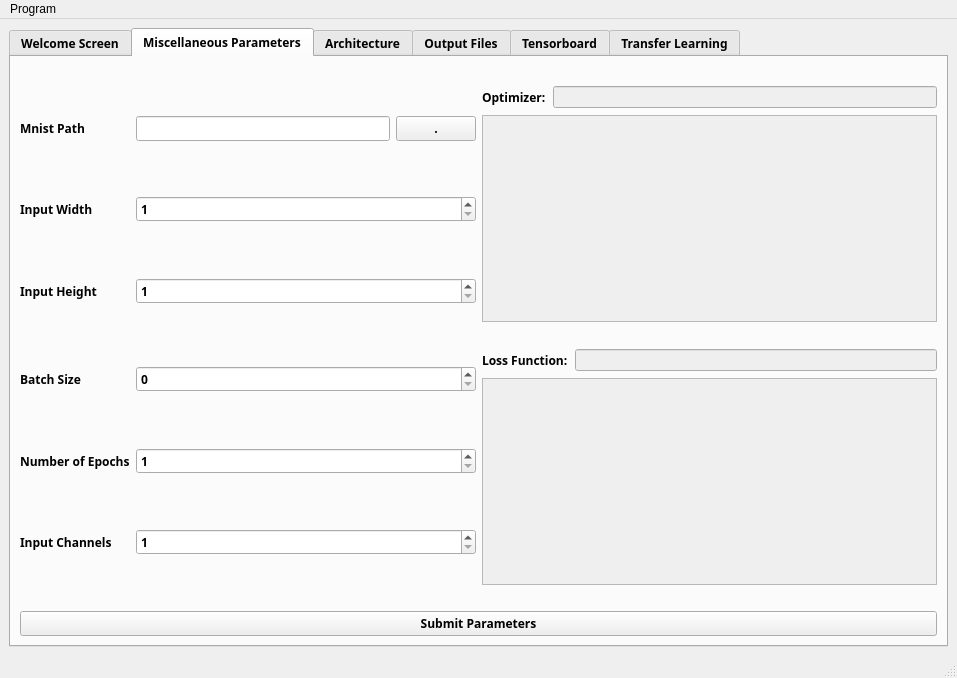
The window that public/GUI/mainwindow.ui (mourra950/Siemens-System-Level-Modelling-of-ASDLA-Graduation-Project) describes before a commit, drawn with Qt 5.
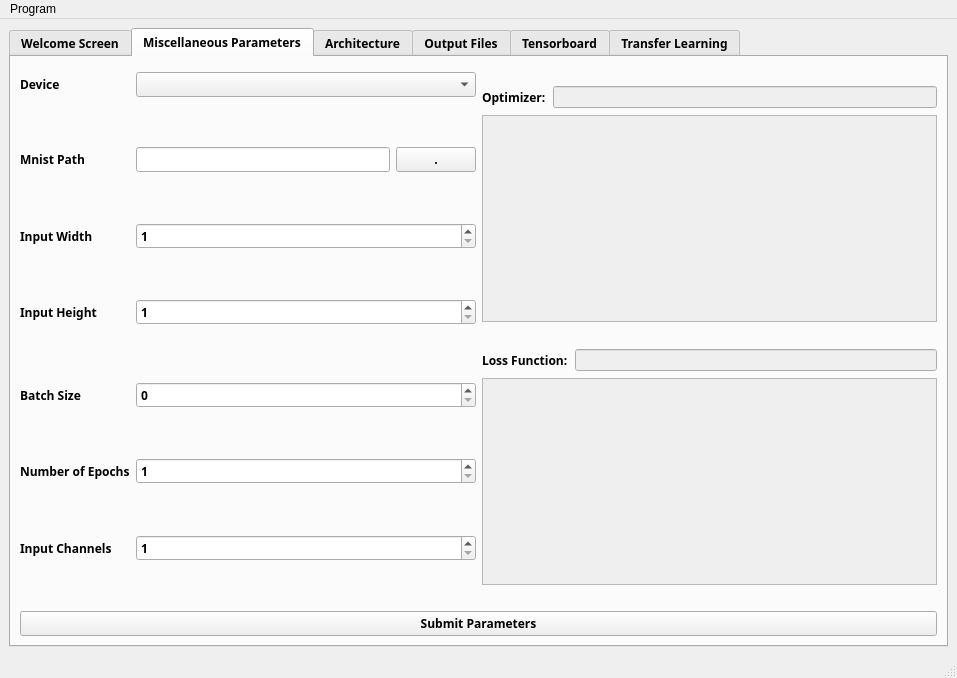
The same window after the commit. The open tabs and pages were chosen to show the change.

What changed in the file:
```diff
--- a/public/GUI/mainwindow.ui
+++ b/public/GUI/mainwindow.ui
@@ -78,7 +78,7 @@
            <layout class="QHBoxLayout" name="horizontalLayout_6">
             <item>
              <layout class="QFormLayout" name="formLayout">
-              <item row="0" column="0">
+              <item row="2" column="0">
                <spacer name="verticalSpacer_3">
                 <property name="orientation">
                  <enum>Qt::Vertical</enum>
@@ -91,14 +91,14 @@
                 </property>
                </spacer>
               </item>
-              <item row="1" column="0">
+              <item row="3" column="0">
                <widget class="QLabel" name="label_3">
                 <property name="text">
                  <string>Mnist Path</string>
                 </property>
                </widget>
               </item>
-              <item row="1" column="1">
+              <item row="3" column="1">
                <layout class="QHBoxLayout" name="horizontalLayout_11">
                 <item>
                  <widget class="QLineEdit" name="lineEdit"/>
@@ -112,7 +112,7 @@
                 </item>
                </layout>
               </item>
-              <item row="2" column="0">
+              <item row="4" column="0">
                <spacer name="verticalSpacer_7">
                 <property name="orientation">
                  <enum>Qt::Vertical</enum>
@@ -125,14 +125,14 @@
                 </property>
                </spacer>
               </item>
-              <item row="3" column="0">
+              <item row="5" column="0">
                <widget class="QLabel" name="inputWidth_label">
                 <property name="text">
                  <string>Input Width</string>
                 </property>
                </widget>
               </item>
-              <item row="3" column="1">
+              <item row="5" column="1">
                <widget class="QSpinBox" name="inputWidth_QSpinBox">
                 <property name="minimum">
                  <number>1</number>
@@ -142,7 +142,7 @@
                 </property>
                </widget>
               </item>
-              <item row="4" column="0">
+              <item row="6" column="0">
                <spacer name="verticalSpacer">
                 <property name="orientation">
                  <enum>Qt::Vertical</enum>
@@ -155,14 +155,14 @@
                 </property>
                </spacer>
               </item>
-              <item row="5" column="0">
+              <item row="7" column="0">
                <widget class="QLabel" name="inputHeight_label">
                 <property name="text">
                  <string>Input Height</string>
                 </property>
                </widget>
               </item>
-              <item row="5" column="1">
+              <item row="7" column="1">
                <widget class="QSpinBox" name="inputHeight_QSpinBox">
                 <property name="minimumSize">
                  <size>
@@ -182,20 +182,36 @@
                <layout class="QGridLayout" name="gridLayout"/>
               </item>
               <item row="8" column="0">
+               <layout class="QGridLayout" name="gridLayout"/>
+              </item>
+              <item row="9" column="0">
+               <spacer name="verticalSpacer_2">
+                <property name="orientation">
+                 <enum>Qt::Vertical</enum>
+                </property>
+                <property name="sizeHint" stdset="0">
+                 <size>
+                  <width>20</width>
+                  <height>40</height>
+                 </size>
+                </property>
+               </spacer>
+              </item>
+              <item row="10" column="0">
                <widget class="QLabel" name="batchSize_label">
                 <property name="text">
                  <string>Batch Size</string>
                 </property>
                </widget>
               </item>
-              <item row="8" column="1">
+              <item row="10" column="1">
                <widget class="QSpinBox" name="batchSize_QSpinBox">
                 <property name="maximum">
                  <number>999999999</number>
                 </property>
                </widget>
               </item>
-              <item row="9" column="0">
+              <item row="11" column="0">
                <spacer name="verticalSpacer_4">
                 <property name="orientation">
                  <enum>Qt::Vertical</enum>
@@ -208,14 +224,14 @@
                 </property>
                </spacer>
               </item>
-              <item row="10" column="0">
+              <item row="12" column="0">
                <widget class="QLabel" name="numberEpochs_label">
                 <property name="text">
                  <string>Number of Epochs</string>
                 </property>
                </widget>
               </item>
-              <item row="10" column="1">
+              <item row="12" column="1">
                <widget class="QSpinBox" name="numberEpochs_QSpinBox">
                 <property name="minimum">
                  <number>1</number>
@@ -225,7 +241,7 @@
                 </property>
                </widget>
               </item>
-              <item row="11" column="0">
+              <item row="13" column="0">
                <spacer name="verticalSpacer_5">
                 <property name="orientation">
                  <enum>Qt::Vertical</enum>
@@ -238,14 +254,14 @@
                 </property>
                </spacer>
               </item>
-              <item row="12" column="0">
+              <item row="14" column="0">
                <widget class="QLabel" name="inputChannelsLabel">
                 <property name="text">
                  <string>Input Channels</string>
                 </property>
                </widget>
               </item>
-              <item row="12" column="1">
+              <item row="14" column="1">
                <widget class="QSpinBox" name="inputChannelsSpinBox">
                 <property name="minimum">
                  <number>1</number>
@@ -255,7 +271,7 @@
                 </property>
                </widget>
               </item>
-              <item row="13" column="0">
+              <item row="15" column="0">
                <spacer name="verticalSpacer_6">
                 <property name="orientation">
                  <enum>Qt::Vertical</enum>
@@ -268,18 +284,21 @@
                 </property>
                </spacer>
               </item>
-              <item row="7" column="0">
-               <spacer name="verticalSpacer_2">
-                <property name="orientation">
-                 <enum>Qt::Vertical</enum>
+              <item row="2" column="1">
+               <layout class="QHBoxLayout" name="horizontalLayout_8"/>
+              </item>
+              <item row="0" column="1">
+               <layout class="QFormLayout" name="formLayout_2"/>
+              </item>
+              <item row="1" column="0">
+               <widget class="QLabel" name="device_label">
+                <property name="text">
+                 <string>Device</string>
                 </property>
-                <property name="sizeHint" stdset="0">
-                 <size>
-                  <width>20</width>
-                  <height>40</height>
-                 </size>
-                </property>
-               </spacer>
+               </widget>
+              </item>
+              <item row="1" column="1">
+               <widget class="QComboBox" name="deviceComboBox"/>
               </item>
              </layout>
             </item>
```
Left out of the diff: 26 changed lines with no effect on the pictures.
